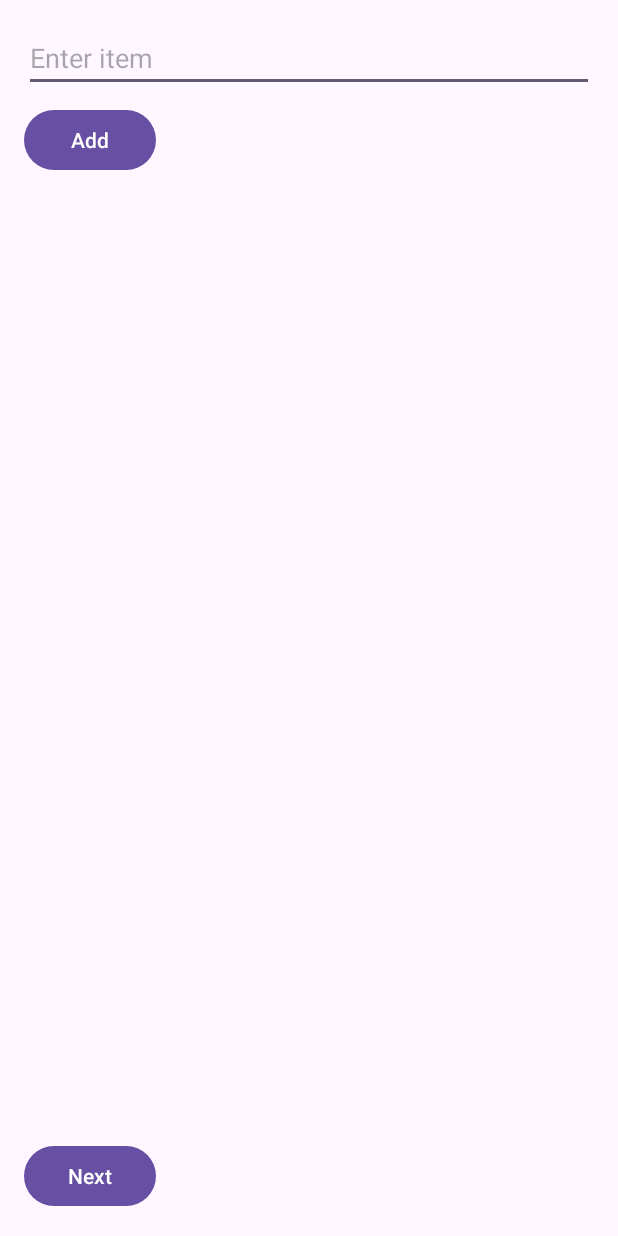
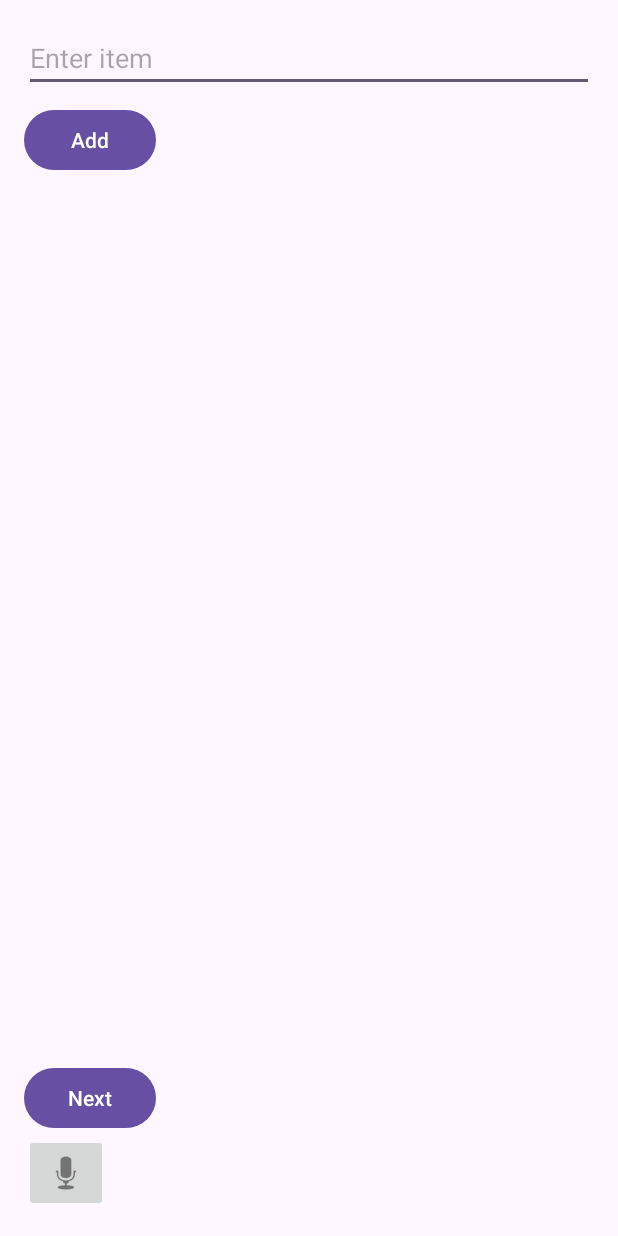
Before and after one commit to AbdelHamdyGhanem/FoodFinderApp, an Android app: the screen it shows after launch (MainActivity), on a phone screen of 412 x 824 dp. Run offline under Robolectric (Android 15) with nearby library versions, the phone set to English and light mode, and no system bars.

Commit message:
Update activity_main.xml

```diff
--- a/Application/app/src/main/res/layout/activity_main.xml
+++ b/Application/app/src/main/res/layout/activity_main.xml
@@ -46,6 +46,14 @@
             android:text="Next"
             android:textColor="@android:color/white" />
 
+        <ImageButton
+            android:id="@+id/micButton"
+            android:layout_width="wrap_content"
+            android:layout_height="wrap_content"
+            android:src="@android:drawable/ic_btn_speak_now"
+            android:contentDescription="Microphone" />
+
+
     </LinearLayout>
 
 
```
